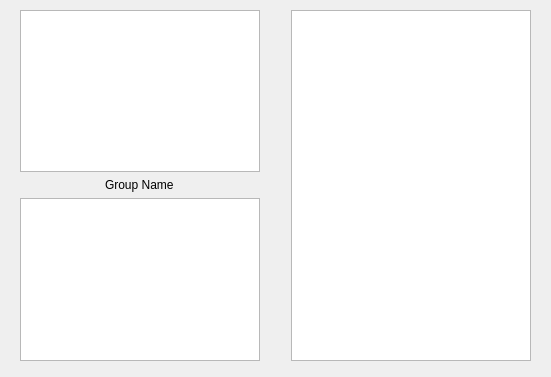
Huy-Nguyen-HCI/RocketBook, file gui/groupprofilegui.ui: the form before one commit.
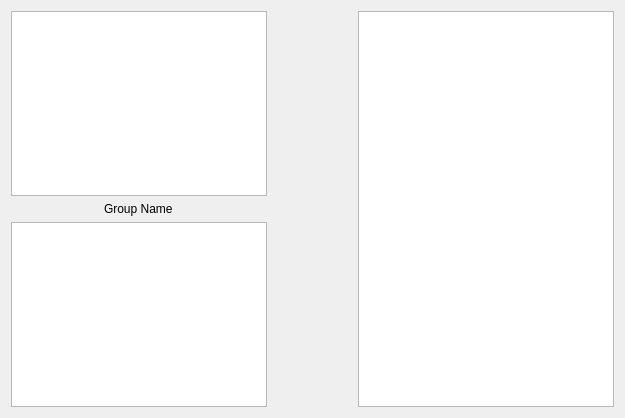
The form after the commit.

Patch:
```diff
--- a/gui/groupprofilegui.ui
+++ b/gui/groupprofilegui.ui
@@ -6,22 +6,15 @@
    <rect>
     <x>0</x>
     <y>0</y>
-    <width>551</width>
-    <height>377</height>
+    <width>625</width>
+    <height>418</height>
    </rect>
   </property>
   <property name="windowTitle">
    <string>Form</string>
   </property>
-  <widget class="QWidget" name="">
-   <property name="geometry">
-    <rect>
-     <x>20</x>
-     <y>10</y>
-     <width>511</width>
-     <height>351</height>
-    </rect>
-   </property>
+  <layout class="QGridLayout" name="gridLayout">
+   <item row="0" column="0">
    <layout class="QHBoxLayout" name="horizontalLayout">
     <item>
      <layout class="QVBoxLayout" name="verticalLayout">
@@ -57,7 +50,8 @@
      <widget class="QTableWidget" name="memberTable"/>
     </item>
    </layout>
-  </widget>
+   </item>
+  </layout>
  </widget>
  <resources/>
  <connections/>
```
Lines whose indentation alone changed are shown as unchanged.
